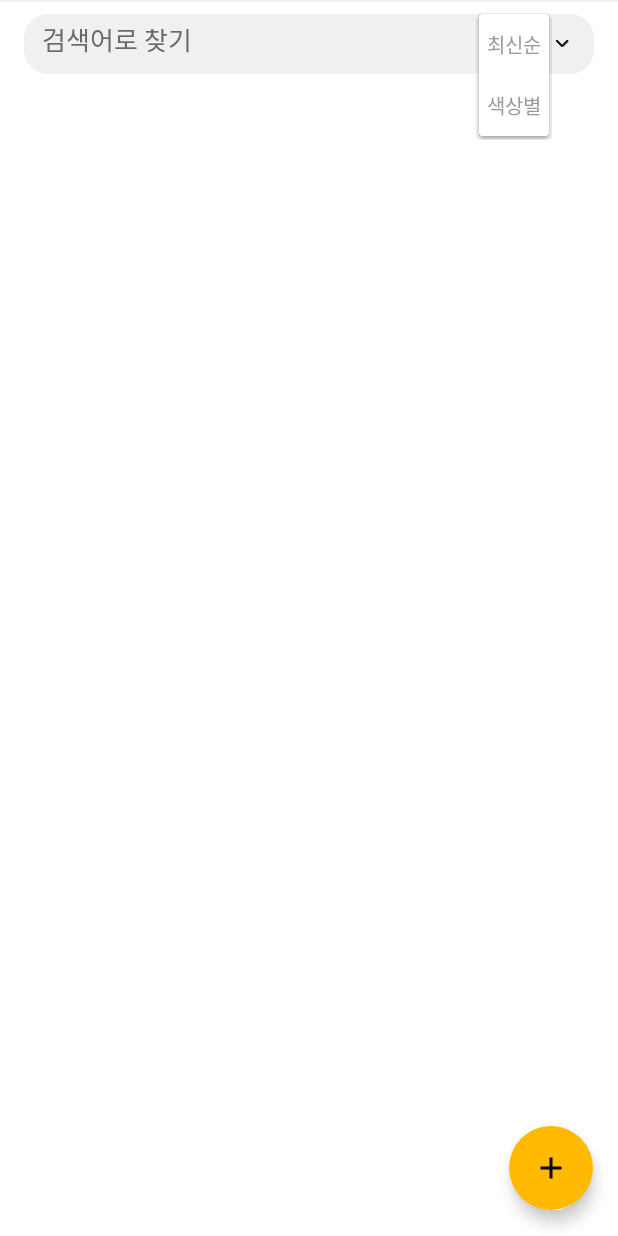
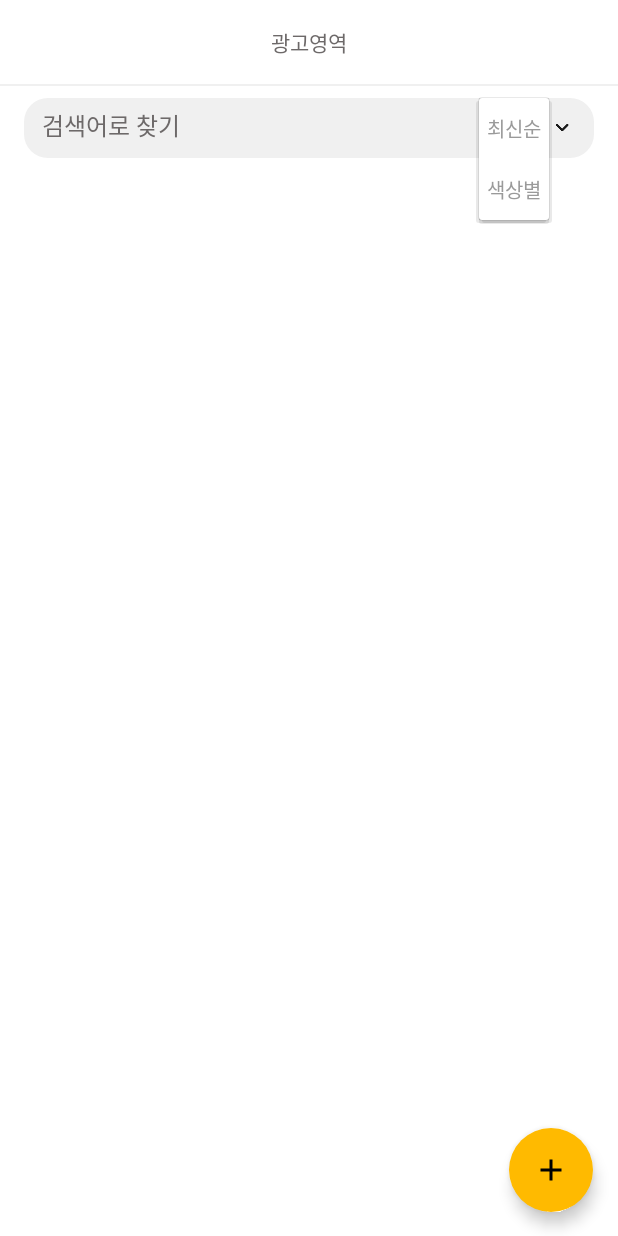
Before and after one commit to mjJang94/Board, an Android app: the screen it shows after launch (MainActivity), after a tap on "최신순", on a phone screen of 412 x 824 dp. Run offline under Robolectric (Android 15) with nearby library versions, the phone set to English and light mode, and no system bars; our stand-ins replace AdMob, Room's generated code, data binding; 1 statement that could not run was skipped.

Commit message:
1. 광고 영역 보장하도록 레이아웃 수정

```diff
--- a/app/src/main/java/com/mj/board/ui/activity/MainActivity.kt
+++ b/app/src/main/java/com/mj/board/ui/activity/MainActivity.kt
@@ -143,13 +143,14 @@ class MainActivity : AppCompatActivity() {
 
             override fun onAdFailedToLoad(errorCode: LoadAdError?) {
                 super.onAdFailedToLoad(errorCode)
-
+                viewModel.adLoaded.value = false
                 Log.d("@@@", "onAdFailedToLoad " + errorCode);
             }
 
 
             override fun onAdLoaded() {
                 super.onAdLoaded()
+                viewModel.adLoaded.value = true
                 Log.d("@@@", "onAdLoaded");
             }
         }
--- a/app/src/main/java/com/mj/board/viewmodel/MainViewModel.kt
+++ b/app/src/main/java/com/mj/board/viewmodel/MainViewModel.kt
@@ -16,6 +16,8 @@ class MainViewModel(application: Application): AndroidViewModel(application) {
     val repository = Repository(application)
 
     var searchKeyword: MutableLiveData<String> = MutableLiveData()
+
+    var adLoaded: MutableLiveData<Boolean> = MutableLiveData(false)
 
     var goToAddBoard: (() -> Unit) ?= null
 
--- a/app/src/main/res/layout/activity_main.xml
+++ b/app/src/main/res/layout/activity_main.xml
@@ -5,6 +5,8 @@
     xmlns:ads="http://schemas.android.com/apk/res-auto">
 
     <data>
+
+        <import type="android.view.View"/>
 
         <variable
             name="mainViewModel"
@@ -22,8 +24,18 @@
         <LinearLayout
             android:id="@+id/linearLayout2"
             android:layout_width="match_parent"
-            android:layout_height="wrap_content"
+            android:layout_height="56dp"
             android:orientation="vertical">
+
+            <TextView
+                android:layout_width="match_parent"
+                android:layout_height="match_parent"
+                android:gravity="center"
+                android:fontFamily="@font/nanum_square_bold"
+                android:visibility="@{mainViewModel.adLoaded == true ? View.GONE : View.VISIBLE}"
+                android:textSize="14dp"
+                android:textColor="@color/gray_6D6969"
+                android:text="광고영역"/>
 
             <com.google.android.gms.ads.AdView
                 android:id="@+id/adView"
@@ -31,6 +43,7 @@
                 android:layout_height="match_parent"
                 android:layout_alignParentBottom="true"
                 android:layout_centerHorizontal="true"
+                android:visibility="@{mainViewModel.adLoaded == true ? View.VISIBLE : View.GONE}"
                 ads:adSize="BANNER"
                 ads:adUnitId="@string/banner_ad_unit_id"/>
 
@@ -77,7 +90,7 @@
                     android:text="@={mainViewModel.searchKeyword}"
                     android:textColor="@color/black_1a1a1a"
                     android:textColorHint="@color/gray_6D6969"
-                    android:textSize="17dp" />
+                    android:textSize="16dp" />
 
 
                 <LinearLayout
```
